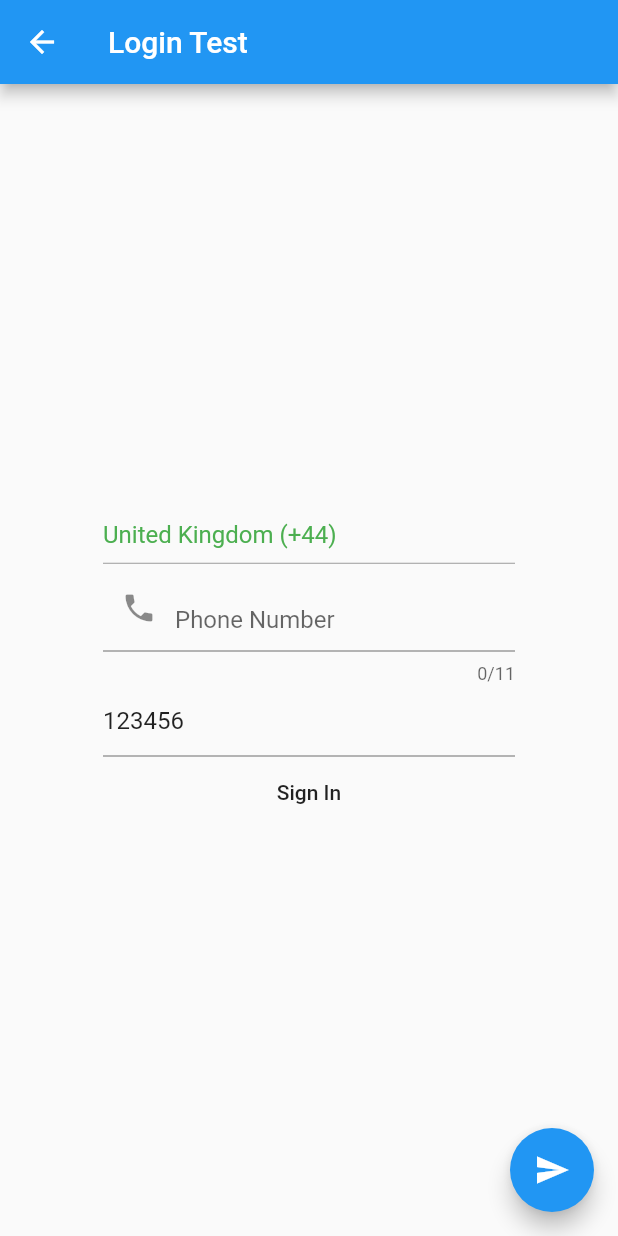
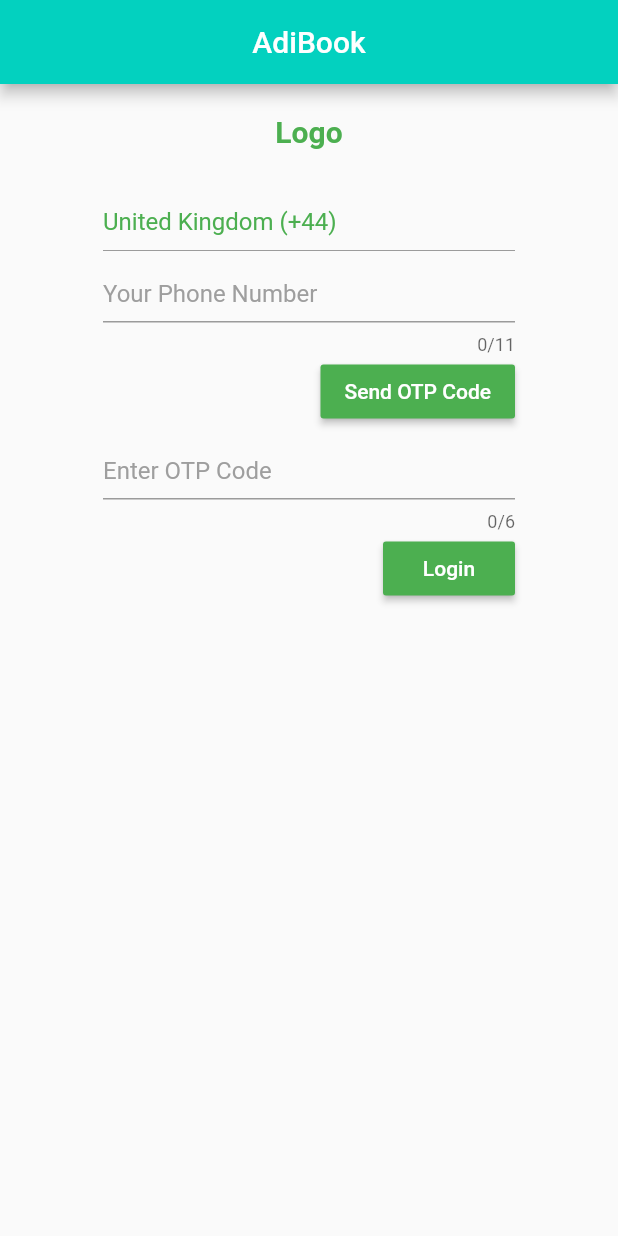
Before and after one commit to gang-of-four-bangladesh/AdiBook, a Flutter app: the LoginPage screen opened directly, on a phone screen of 412 x 824 dp. Run offline on Flutter 3.47's test engine with Material 2 defaults, Android fonts, the phone set to English and light mode, and no system bars; our stand-ins replace eva_icons_flutter, firebase_auth, image_picker; missing offline and left inert: flutter_clean_calendar; accounts and stored records are empty.

Commit message:
Prepared for demo

```diff
--- a/lib/login_page.dart
+++ b/lib/login_page.dart
@@ -8,31 +8,56 @@ class LoginPage extends StatefulWidget {
   _LoginPageState createState() => _LoginPageState();
 }
 
+enum SingedBy { instructor, pupil }
+
 class _LoginPageState extends State<LoginPage> {
   TextEditingController _countryCodeController = TextEditingController();
   TextEditingController _smsCodeController = TextEditingController();
   TextEditingController _phoneNumberController = TextEditingController();
   String verificationId;
+  SingedBy _signedBy = SingedBy.instructor;
+
+  hexColor(String colorhexcode) {
+    String colornew = '0xff' + colorhexcode;
+    colornew = colornew.replaceAll('#', '');
+    int colorint = int.parse(colornew);
+    return colorint;
+  }
 
   @override
   Widget build(BuildContext context) {
     var screen_width = MediaQuery.of(context).size.width;
     var screen_height = MediaQuery.of(context).size.height;
     var one_fourth_width = screen_width / 6;
-    _smsCodeController.text = '123456';
+    this._countryCodeController.text = "+44";
     return new Scaffold(
       appBar: new AppBar(
-        title: new Text("Login Test"),
+        centerTitle: true,
+        backgroundColor: Color(hexColor('#03D1BF')),
+        title: Text("AdiBook"),
       ),
       body: new Center(
         child: Padding(
-          padding:
-              EdgeInsets.only(left: one_fourth_width, right: one_fourth_width),
+          padding: EdgeInsets.only(
+            left: one_fourth_width,
+            right: one_fourth_width,
+            top: 20,
+          ),
           child: new Column(
-            mainAxisAlignment: MainAxisAlignment.center,
             children: <Widget>[
-              new TextField(
-                controller: _countryCodeController,
+              Text(
+                "Logo",
+                textAlign: TextAlign.center,
+                style: TextStyle(
+                    color: Colors.green,
+                    fontWeight: FontWeight.bold,
+                    fontSize: 20),
+              ),
+              SizedBox(
+                height: 20,
+              ),
+              TextField(
+                //controller: _countryCodeController,
                 readOnly: true,
                 enabled: false,
                 textAlignVertical: TextAlignVertical.bottom,
@@ -41,38 +66,94 @@ class _LoginPageState extends State<LoginPage> {
                   hintStyle: TextStyle(color: Colors.green),
                 ),
               ),
-              new TextField(
+              TextField(
                 controller: _phoneNumberController,
                 keyboardType: TextInputType.number,
                 textAlignVertical: TextAlignVertical.bottom,
                 maxLength: 11,
                 decoration: InputDecoration(
+                  hintStyle: TextStyle(color: Colors.grey),
                   hintText: "Your Phone Number",
-                  hintStyle: TextStyle(color: Colors.grey),
-                  prefixIcon: Icon(Icons.phone),
-                  alignLabelWithHint: true,
-                  labelText: "Phone Number"
                 ),
               ),
-              new TextField(controller: _smsCodeController),
-              new FlatButton(
-                  onPressed: () =>
-                      _signInWithPhoneNumber(_smsCodeController.text),
-                  child: const Text("Sign In"))
+              Align(
+                alignment: Alignment.centerRight,
+                child: new RaisedButton(
+                  onPressed: () => _sendCodeToPhoneNumber(),
+                  color: Colors.green,
+                  child: Text(
+                    "Send OTP Code",
+                    style: TextStyle(color: Colors.white),
+                  ),
+                ),
+              ),
+              // Align(
+              //   alignment: Alignment.centerRight,
+              //   child: Column(
+              //     crossAxisAlignment: CrossAxisAlignment.start,
+              //     mainAxisAlignment: MainAxisAlignment.start,
+              //     children: <Widget>[
+              //       RadioListTile<SingedBy>(
+              //         title: const Text('Instructor'),
+              //         value: SingedBy.instructor,
+              //         groupValue: _signedBy,
+              //         onChanged: (SingedBy value) {
+              //           setState(() {
+              //             _signedBy = value;
+              //           });
+              //         },
+              //       ),
+              //       RadioListTile<SingedBy>(
+              //         title: const Text('Pupil'),
+              //         value: SingedBy.pupil,
+              //         groupValue: _signedBy,
+              //         onChanged: (SingedBy value) {
+              //           setState(() {
+              //             _signedBy = value;
+              //           });
+              //         },
+              //       ),
+              //     ],
+              //   ),
+              // ),
+              TextField(
+                controller: _smsCodeController,
+                keyboardType: TextInputType.number,
+                textAlignVertical: TextAlignVertical.bottom,
+                maxLength: 6,
+                decoration: InputDecoration(
+                  hintStyle: TextStyle(color: Colors.grey),
+                  hintText: "Enter OTP Code",
+                ),
+              ),
+              Align(
+                  alignment: Alignment.centerRight,
+                  child: RaisedButton(
+                    onPressed: () =>
+                        _signInWithPhoneNumber(_smsCodeController.text),
+                    child: Text(
+                      "Login",
+                      style: TextStyle(color: Colors.white),
+                    ),
+                    color: Colors.green,
+                  ))
             ],
           ),
         ),
-      ),
-      floatingActionButton: new FloatingActionButton(
-        onPressed: () => _sendCodeToPhoneNumber(),
-        tooltip: 'get code',
-        child: new Icon(Icons.send),
       ), // This trailing comma makes auto-formatting nicer for build methods.
     );
   }
 
   /// Sign in using an sms code as input.
   void _signInWithPhoneNumber(String smsCode) async {
+    if (this._smsCodeController.text.isEmpty) {
+      dialogBox(context, 'OTP Code', 'OTP code cannot be empty');
+      return;
+    }
+    if (this._smsCodeController.text.length != 6) {
+      dialogBox(context, 'OTP Code', 'OTP code should be six characters.');
+      return;
+    }
     AuthCredential authCredential = PhoneAuthProvider.getCredential(
         verificationId: verificationId, smsCode: smsCode);
     await FirebaseAuth.instance
@@ -84,11 +165,20 @@ class _LoginPageState extends State<LoginPage> {
       var message = 'signed in with phone number successful: user -> $user';
       print(message);
       dialogBox(context, 'Signed status', message);
+      Navigator.of(context).pushNamed('/main_page');
     });
   }
 
   /// Sends the code to the specified phone number.
   Future<void> _sendCodeToPhoneNumber() async {
+    if (this._phoneNumberController.text.isEmpty) {
+      dialogBox(context, 'Phone number', 'Phone number cannot be empty.');
+      return;
+    }
+    if (this._phoneNumberController.text.length < 9) {
+      dialogBox(context, 'Phone number', "Phone number isn't correct.");
+      return;
+    }
     final PhoneVerificationCompleted verificationCompleted =
         (AuthCredential authCredential) {
       setState(() {
@@ -96,6 +186,7 @@ class _LoginPageState extends State<LoginPage> {
             'Inside _sendCodeToPhoneNumber: signInWithPhoneNumber auto succeeded.';
         print(message);
         dialogBox(context, 'Signed status', message);
+        Navigator.of(context).pushNamed('/main_page');
       });
     };
 
@@ -124,9 +215,11 @@ class _LoginPageState extends State<LoginPage> {
       print(message);
       dialogBox(context, 'Signed status', message);
     };
-
+    var userPhoneNumber =
+        '${_countryCodeController.text}${_phoneNumberController.text}';
+    print(userPhoneNumber);
     await FirebaseAuth.instance.verifyPhoneNumber(
-        phoneNumber: _phoneNumberController.text,
+        phoneNumber: userPhoneNumber,
         timeout: const Duration(seconds: 5),
         verificationCompleted: verificationCompleted,
         verificationFailed: verificationFailed,
--- a/lib/main.dart
+++ b/lib/main.dart
@@ -1,6 +1,8 @@
+import 'package:firebase_auth/firebase_auth.dart';
 import 'package:flutter/material.dart';
 import 'package:eva_icons_flutter/eva_icons_flutter.dart';
 import 'package:flutter_applayout_demo/login.dart';
+import 'package:flutter_applayout_demo/login_page.dart';
 import 'package:flutter_applayout_demo/otpCode.dart';
 import 'package:flutter_clean_calendar/flutter_clean_calendar.dart';
 import 'pupilRegistration.dart';
@@ -9,15 +11,16 @@ import 'package:intl/intl.dart';
 import 'dart:io';
 import 'package:image_picker/image_picker.dart';
 
-
 Future main() async {
   await SystemChrome.setPreferredOrientations([DeviceOrientation.portraitUp]);
   runApp(MaterialApp(
-    home: MyApp(),
+    debugShowCheckedModeBanner: false,
+    home: LoginPage(),
     routes: <String, WidgetBuilder>{
+      '/login': (BuildContext context) => new LoginPage(),
       '/pupilRegistration': (BuildContext context) => new pupilRegistration(),
-      '/login': (BuildContext context) => new login(),
       '/otpCode': (BuildContext context) => new otpCode(),
+      '/main_page': (BuildContext context) => new MyApp()
       //'/Image_upload': (BuildContext context) => new Image_upload(),
     },
   ));
@@ -143,9 +146,15 @@ class MyAppState extends State<MyApp> {
                   shape: new RoundedRectangleBorder(
                     borderRadius: new BorderRadius.circular(8.0),
                   ),
+                  child: FlatButton(
+                    onPressed: () {
+                      FirebaseAuth.instance.signOut();
+                      Navigator.of(context).pushNamed('/login');
+                    },
                     child: Text(
                       "Logout",
                       style: TextStyle(color: Colors.white, fontSize: 18.0),
+                    ),
                   ),
                 ),
               )),
@@ -330,7 +339,6 @@ class MyAppState extends State<MyApp> {
                     Container(
                       padding: EdgeInsets.only(left: 20.0, right: 20.0),
                       child: Row(
-
                         children: [
                           Expanded(
                             /*1*/
@@ -737,7 +745,7 @@ class MyAppState extends State<MyApp> {
           actions: <Widget>[
             FloatingActionButton(
               child: Text('Ok'),
-              onPressed: (){
+              onPressed: () {
                 Navigator.of(context).pop();
               },
             )
@@ -750,12 +758,13 @@ class MyAppState extends State<MyApp> {
                   icon: Icon(Icons.camera_alt),
                   onPressed: image_picker_camera,
                 ),
-                 SizedBox(width: 5.0,),
+                SizedBox(
+                  width: 5.0,
+                ),
                 IconButton(
                   icon: Icon(Icons.photo_library),
                   onPressed: image_picker_gallary,
                 ),
-
               ],
             ),
           ),
```
Lines whose indentation alone changed are shown as unchanged.
